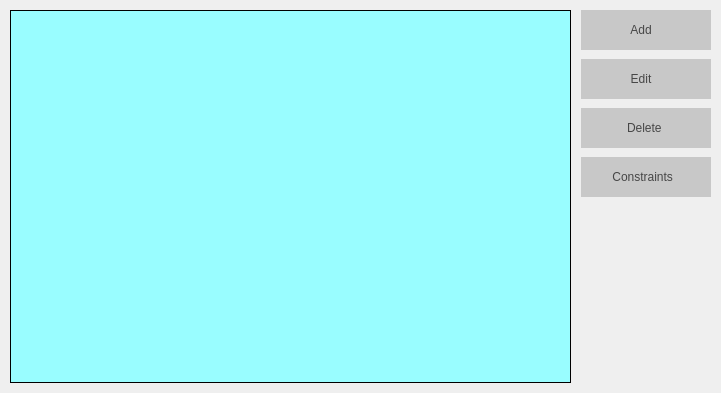
Qt form Orar/OrarApp/ClassesView.ui (alexandrutm/UnivTimetable) before a commit.
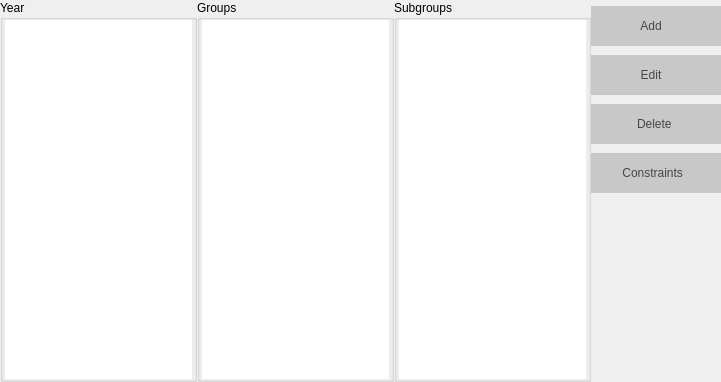
The same form after that commit. Icons and pictures are not drawn.

Commit message: Add new action "instutution data" and static_cast size_t in all view

The edit to the form file:
```diff
--- a/Orar/OrarApp/ClassesView.ui
+++ b/Orar/OrarApp/ClassesView.ui
@@ -7,7 +7,7 @@
     <x>0</x>
     <y>0</y>
     <width>721</width>
-    <height>393</height>
+    <height>382</height>
    </rect>
   </property>
   <property name="windowTitle">
@@ -16,37 +16,128 @@
   <property name="styleSheet">
    <string notr="true"/>
   </property>
-  <layout class="QHBoxLayout" name="horizontalLayout_2">
+  <layout class="QHBoxLayout" name="horizontalLayout_3">
    <property name="spacing">
-    <number>10</number>
+    <number>0</number>
    </property>
    <property name="leftMargin">
-    <number>10</number>
+    <number>0</number>
    </property>
    <property name="topMargin">
-    <number>10</number>
+    <number>0</number>
    </property>
    <property name="rightMargin">
-    <number>10</number>
+    <number>0</number>
    </property>
    <property name="bottomMargin">
-    <number>10</number>
+    <number>0</number>
    </property>
    <item>
-    <widget class="QTableView" name="mTable">
-     <property name="styleSheet">
-      <string notr="true">background-color: rgb(153, 253, 255);
-border: 1px solid;</string>
+    <widget class="QGroupBox" name="groupBox">
+     <property name="title">
+      <string>Year</string>
      </property>
-     <property name="frameShape">
-      <enum>QFrame::NoFrame</enum>
+     <layout class="QVBoxLayout" name="verticalLayout">
+      <property name="spacing">
+       <number>2</number>
+      </property>
+      <property name="leftMargin">
+       <number>2</number>
+      </property>
+      <property name="topMargin">
+       <number>0</number>
+      </property>
+      <property name="rightMargin">
+       <number>2</number>
+      </property>
+      <property name="bottomMargin">
+       <number>0</number>
+      </property>
+      <item>
+       <widget class="QTableView" name="mTable">
+        <property name="styleSheet">
+         <string notr="true"/>
+        </property>
+        <property name="frameShape">
+         <enum>QFrame::NoFrame</enum>
+        </property>
+        <property name="selectionBehavior">
+         <enum>QAbstractItemView::SelectRows</enum>
+        </property>
+        <attribute name="verticalHeaderVisible">
+         <bool>false</bool>
+        </attribute>
+       </widget>
+      </item>
+     </layout>
+    </widget>
+   </item>
+   <item>
+    <widget class="QGroupBox" name="groupBox_2">
+     <property name="title">
+      <string>Groups</string>
      </property>
-     <property name="selectionBehavior">
-      <enum>QAbstractItemView::SelectRows</enum>
+     <layout class="QHBoxLayout" name="horizontalLayout_2">
+      <property name="spacing">
+       <number>0</number>
+      </property>
+      <property name="leftMargin">
+       <number>2</number>
+      </property>
+      <property name="topMargin">
+       <number>0</number>
+      </property>
+      <property name="rightMargin">
+       <number>2</number>
+      </property>
+      <property name="bottomMargin">
+       <number>0</number>
+      </property>
+      <item>
+       <widget class="QTableView" name="mGroupTable">
+        <property name="frameShape">
+         <enum>QFrame::NoFrame</enum>
+        </property>
+        <property name="showGrid">
+         <bool>true</bool>
+        </property>
+        <property name="gridStyle">
+         <enum>Qt::DashLine</enum>
+        </property>
+       </widget>
+      </item>
+     </layout>
+    </widget>
+   </item>
+   <item>
+    <widget class="QGroupBox" name="groupBox_3">
+     <property name="title">
+      <string>Subgroups</string>
      </property>
-     <attribute name="verticalHeaderVisible">
-      <bool>false</bool>
-     </attribute>
+     <layout class="QVBoxLayout" name="verticalLayout_2">
+      <property name="spacing">
+       <number>0</number>
+      </property>
+      <property name="leftMargin">
+       <number>2</number>
+      </property>
+      <property name="topMargin">
+       <number>0</number>
+      </property>
+      <property name="rightMargin">
+       <number>2</number>
+      </property>
+      <property name="bottomMargin">
+       <number>0</number>
+      </property>
+      <item>
+       <widget class="QTableView" name="mSubGroupTable">
+        <property name="frameShape">
+         <enum>QFrame::NoFrame</enum>
+        </property>
+       </widget>
+      </item>
+     </layout>
     </widget>
    </item>
    <item>
@@ -84,6 +175,9 @@
         <property name="spacing">
          <number>9</number>
         </property>
+        <property name="topMargin">
+         <number>6</number>
+        </property>
         <item>
          <widget class="QPushButton" name="mAdd">
           <property name="minimumSize">
```
The commit also changes 13 other files.
